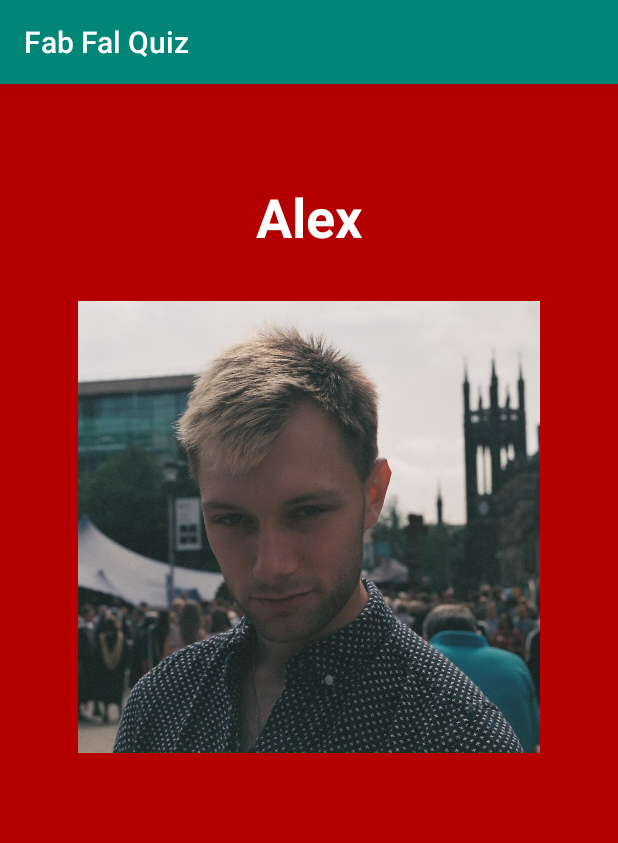
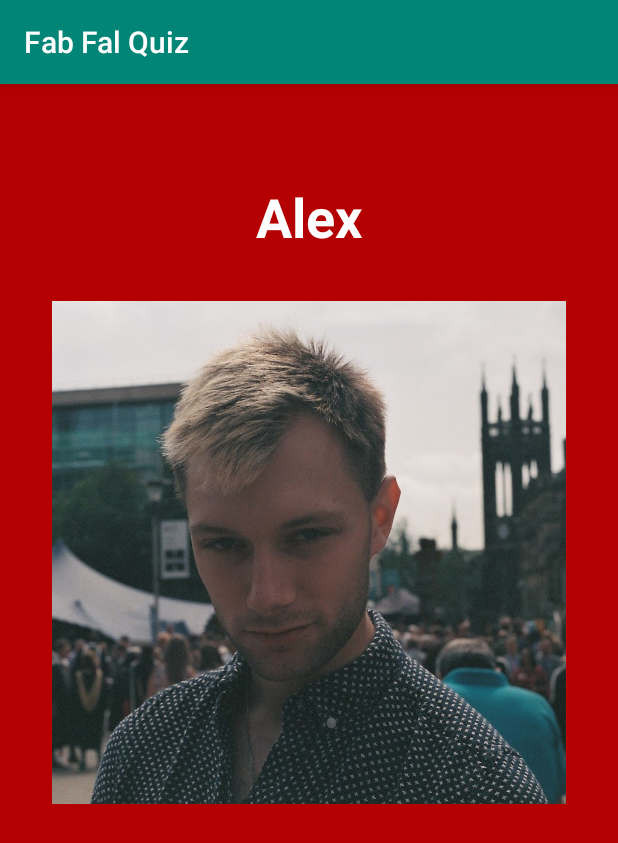
Before and after one commit to LexuLexu/Fab_Fal_Quiz, an Android app: the ResultActivity screen opened directly, with no data from a screen before it, on a phone screen of 412 x 824 dp. Shown: the top 843 px of the screen. Run offline under Robolectric (Android 15) with nearby library versions, the phone set to English and light mode, and no system bars.

Commit message:
increased image size

```diff
--- a/app/src/main/res/layout/activity_result.xml
+++ b/app/src/main/res/layout/activity_result.xml
@@ -24,8 +24,8 @@
 
     <ImageView
         android:id="@+id/resultImage"
-        android:layout_width="325dp"
-        android:layout_height="301dp"
+        android:layout_width="393dp"
+        android:layout_height="335dp"
         android:layout_marginTop="32dp"
         app:layout_constraintEnd_toEndOf="parent"
         app:layout_constraintHorizontal_bias="0.5"
```
